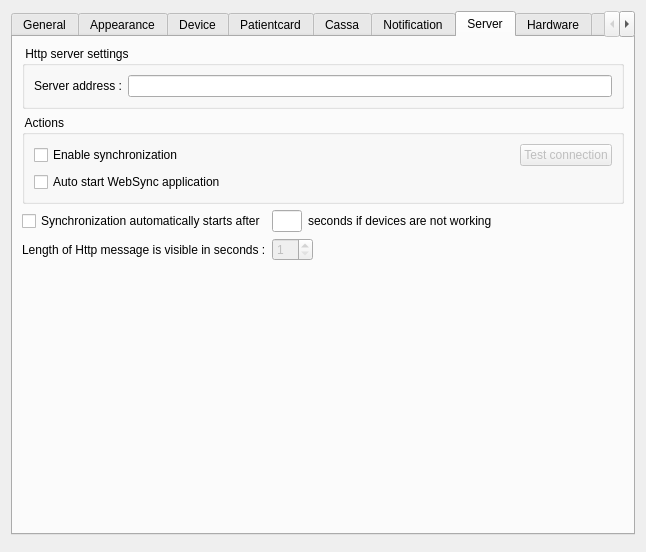
This is client/dlgpreferences.ui in tbikfalvi/Belenus as Qt 5 draws it before an edit. The edited form follows.
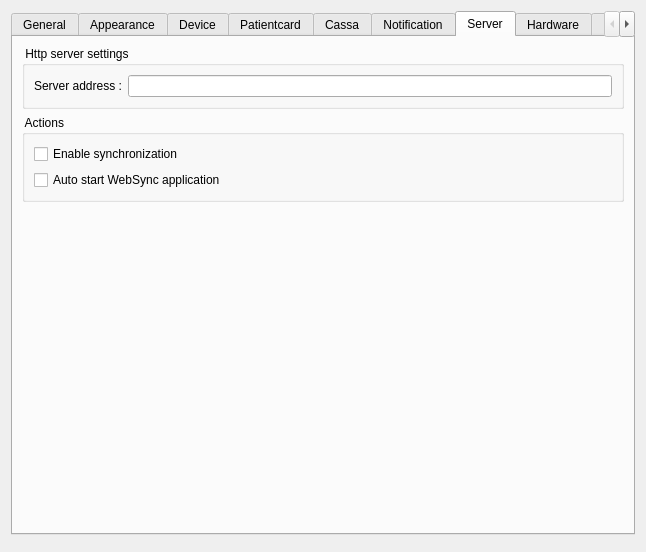
This is the edited form. The open tabs and pages were chosen to show the change.

Diff of the .ui file:
```diff
--- a/client/dlgpreferences.ui
+++ b/client/dlgpreferences.ui
@@ -2172,22 +2172,6 @@
               </property>
              </spacer>
             </item>
-            <item>
-             <widget class="QPushButton" name="pbTestHttpConnection">
-              <property name="enabled">
-               <bool>false</bool>
-              </property>
-              <property name="text">
-               <string>Test connection</string>
-              </property>
-              <property name="iconSize">
-               <size>
-                <width>20</width>
-                <height>20</height>
-               </size>
-              </property>
-             </widget>
-            </item>
            </layout>
           </item>
           <item>
@@ -2217,90 +2201,6 @@
          </layout>
         </widget>
        </item>
-       <item>
-        <layout class="QHBoxLayout" name="horizontalLayout_36">
-         <item>
-          <widget class="QCheckBox" name="chkHttpEnableAutoSync">
-           <property name="text">
-            <string>Synchronization automatically starts after</string>
-           </property>
-          </widget>
-         </item>
-         <item>
-          <widget class="QLineEdit" name="ledAutoSyncSeconds">
-           <property name="minimumSize">
-            <size>
-             <width>30</width>
-             <height>0</height>
-            </size>
-           </property>
-           <property name="maximumSize">
-            <size>
-             <width>30</width>
-             <height>16777215</height>
-            </size>
-           </property>
-          </widget>
-         </item>
-         <item>
-          <widget class="QLabel" name="lblAutoSync">
-           <property name="text">
-            <string>seconds if devices are not working</string>
-           </property>
-          </widget>
-         </item>
-         <item>
-          <spacer name="horizontalSpacer_27">
-           <property name="orientation">
-            <enum>Qt::Horizontal</enum>
-           </property>
-           <property name="sizeHint" stdset="0">
-            <size>
-             <width>40</width>
-             <height>20</height>
-            </size>
-           </property>
-          </spacer>
-         </item>
-        </layout>
-       </item>
-       <item>
-        <layout class="QHBoxLayout" name="horizontalLayout_29">
-         <item>
-          <widget class="QLabel" name="lblHttpWaitTime">
-           <property name="text">
-            <string>Length of Http message is visible in seconds :</string>
-           </property>
-          </widget>
-         </item>
-         <item>
-          <widget class="QSpinBox" name="sbHttpWaitTime">
-           <property name="enabled">
-            <bool>false</bool>
-           </property>
-           <property name="minimum">
-            <number>1</number>
-           </property>
-           <property name="maximum">
-            <number>10</number>
-           </property>
-          </widget>
-         </item>
-         <item>
-          <spacer name="horizontalSpacer_23">
-           <property name="orientation">
-            <enum>Qt::Horizontal</enum>
-           </property>
-           <property name="sizeHint" stdset="0">
-            <size>
-             <width>40</width>
-             <height>20</height>
-            </size>
-           </property>
-          </spacer>
-         </item>
-        </layout>
-       </item>
        <item>
         <spacer name="verticalSpacer_2">
          <property name="orientation">
```
Left out of the diff: 75 changed lines with no effect on the pictures.
